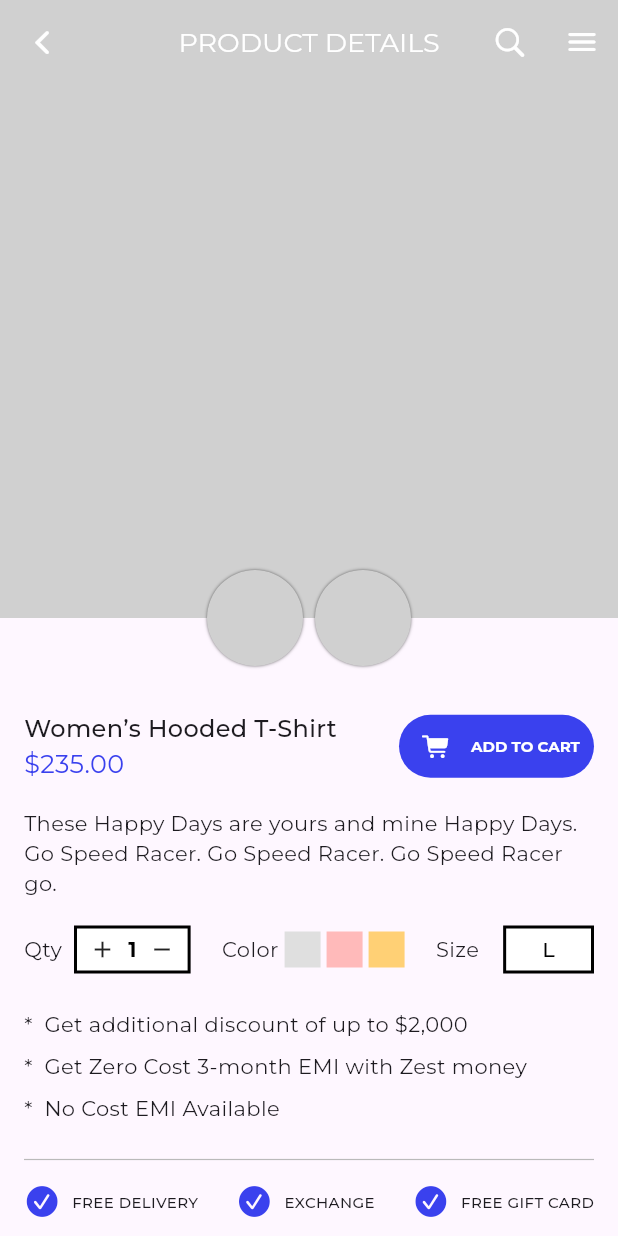
After one commit to Hiwa-Shaloudegi/Tozno-Shop-UI, a Flutter app: the ProductDetailPage screen opened by its route, on a phone screen of 412 x 824 dp. The commit adds this screen. Run offline on Flutter 3.47's test engine with Material 3 defaults, Android fonts, the phone set to English and light mode, and no system bars; our stand-ins replace flutter_bloc, google_fonts, smooth_page_indicator.

Commit message:
Add product detail page

```diff
--- a/lib/common/widgets/custom_app_bar.dart
+++ b/lib/common/widgets/custom_app_bar.dart
@@ -6,19 +6,27 @@
   const CustomAppBar({
     super.key,
     required this.title,
+    this.backgroundColor,
+    this.foregroundColor,
+    this.titleColor,
   });
 
   final String title;
+  final Color? backgroundColor;
+  final Color? foregroundColor;
+  final Color? titleColor;
 
   @override
   Widget build(BuildContext context) {
     return AppBar(
       centerTitle: true,
+      backgroundColor: backgroundColor,
+      foregroundColor: foregroundColor,
       title: Text(
         title,
         style: GoogleFonts.montserrat(
-          textStyle: const TextStyle(
-            color: Colors.black,
+          textStyle: TextStyle(
+            color: titleColor ?? Colors.black,
             fontSize: 18,
           ),
         ),
--- a/lib/config/routes/app_pages.dart
+++ b/lib/config/routes/app_pages.dart
@@ -9,4 +9,5 @@
   static const categories = 'categories/';
   static const productList = 'product-list/';
   static const cart = 'cart/';
+  static const productDetail = 'product-detail/';
 }
--- a/lib/config/routes/app_routes.dart
+++ b/lib/config/routes/app_routes.dart
@@ -7,6 +7,7 @@
 import 'package:tozno/features/home/home_page.dart';
 import 'package:tozno/features/home/main_wrapper.dart';
 import 'package:tozno/features/intro/intro_page.dart';
+import 'package:tozno/features/product_detail/product_detail_page.dart';
 import 'package:tozno/features/product_list/cubit/view_mode_cubit.dart';
 import 'package:tozno/features/product_list/product_list_page.dart';
 import 'package:tozno/features/splash/splash_page.dart';
@@ -29,5 +30,6 @@
           child: const ProductListPage(),
         ),
     AppPages.cart: (context) => const CartPage(),
+    AppPages.productDetail: (context) => const ProductDetailPage(),
   };
 }
--- a/lib/features/home/home_page.dart
+++ b/lib/features/home/home_page.dart
@@ -236,7 +236,12 @@
                       scrollDirection: Axis.horizontal,
                       itemCount: 8,
                       itemBuilder: (context, index) {
-                        return SizedBox(
+                        return GestureDetector(
+                          onTap: () {
+                            Navigator.pushNamed(
+                                context, AppPages.productDetail);
+                          },
+                          child: SizedBox(
                             width: size.height * 0.3,
                             child: Column(
                               crossAxisAlignment: CrossAxisAlignment.start,
@@ -289,6 +294,7 @@
                                 ),
                               ],
                             ),
+                          ),
                         );
                       },
                       separatorBuilder: (context, index) =>
--- /dev/null
+++ b/lib/features/product_detail/product_detail_page.dart
@@ -0,0 +1,383 @@
+import 'package:flutter/cupertino.dart';
+import 'package:flutter/material.dart';
+import 'package:flutter/widgets.dart';
+import 'package:google_fonts/google_fonts.dart';
+import 'package:tozno/common/widgets/custom_app_bar.dart';
+import 'package:tozno/features/product_detail/widgets/add_to_cart_button.dart';
+
+class ProductDetailPage extends StatelessWidget {
+  const ProductDetailPage({super.key});
+
+  @override
+  Widget build(BuildContext context) {
+    var size = MediaQuery.sizeOf(context);
+
+    return Scaffold(
+      body: CustomScrollView(
+        slivers: [
+          SliverToBoxAdapter(
+            child: Stack(
+              alignment: Alignment.bottomCenter,
+              clipBehavior: Clip.none,
+              children: [
+                Container(
+                  width: double.infinity,
+                  height: size.height * 0.5,
+                  color: const Color(0xffD0D0D0),
+                ),
+                const Positioned(
+                  left: 0,
+                  right: 0,
+                  top: 0,
+                  child: CustomAppBar(
+                    title: 'PRODUCT DETAILS',
+                    backgroundColor: Colors.transparent,
+                    foregroundColor: Colors.white,
+                    titleColor: Colors.white,
+                  ),
+                ),
+                Positioned(
+                  bottom: -32,
+                  child: Row(
+                    mainAxisAlignment: MainAxisAlignment.center,
+                    children: [
+                      Container(
+                        width: 64,
+                        height: 64,
+                        decoration: const BoxDecoration(
+                          color: Color(0xffD0D0D0),
+                          shape: BoxShape.circle,
+                          boxShadow: [
+                            BoxShadow(
+                              color: Colors.black54,
+                              blurRadius: 1,
+                            ),
+                          ],
+                        ),
+                      ),
+                      const SizedBox(width: 8),
+                      Container(
+                        width: 64,
+                        height: 64,
+                        decoration: const BoxDecoration(
+                          color: Color(0xffD0D0D0),
+                          shape: BoxShape.circle,
+                          boxShadow: [
+                            BoxShadow(
+                              color: Colors.black54,
+                              blurRadius: 1,
+                            ),
+                          ],
+                        ),
+                      ),
+                    ],
+                  ),
+                ),
+              ],
+            ),
+          ),
+          const SliverToBoxAdapter(child: SizedBox(height: 62)),
+          SliverPadding(
+            padding: const EdgeInsets.symmetric(horizontal: 16),
+            sliver: SliverToBoxAdapter(
+              child: Row(
+                mainAxisAlignment: MainAxisAlignment.spaceBetween,
+                children: [
+                  Expanded(
+                    child: Column(
+                      crossAxisAlignment: CrossAxisAlignment.start,
+                      children: [
+                        Text(
+                          'Women’s Hooded T-Shirt',
+                          maxLines: 1,
+                          overflow: TextOverflow.ellipsis,
+                          style: GoogleFonts.montserrat(
+                            textStyle: const TextStyle(
+                              overflow: TextOverflow.ellipsis,
+                              fontSize: 16,
+                              fontWeight: FontWeight.w500,
+                            ),
+                          ),
+                        ),
+                        Text(
+                          '\$235.00',
+                          style: GoogleFonts.montserrat(
+                            textStyle: const TextStyle(
+                              color: Color(0xff3A41EE),
+                              fontSize: 17,
+                            ),
+                          ),
+                        ),
+                      ],
+                    ),
+                  ),
+                  const SizedBox(width: 20),
+                  const AddToCartButton(),
+                ],
+              ),
+            ),
+          ),
+          const SliverToBoxAdapter(child: SizedBox(height: 18)),
+          SliverPadding(
+            padding: const EdgeInsets.symmetric(horizontal: 16),
+            sliver: SliverToBoxAdapter(
+              child: Text(
+                'These Happy Days are yours and mine Happy Days. Go Speed Racer. Go Speed Racer. Go Speed Racer go.',
+                maxLines: 4,
+                overflow: TextOverflow.ellipsis,
+                style: GoogleFonts.montserrat(
+                  textStyle: const TextStyle(
+                    overflow: TextOverflow.ellipsis,
+                  ),
+                ),
+              ),
+            ),
+          ),
+          const SliverToBoxAdapter(child: SizedBox(height: 18)),
+          SliverPadding(
+            padding: const EdgeInsets.symmetric(horizontal: 16),
+            sliver: SliverToBoxAdapter(
+              child: Row(
+                children: [
+                  Text(
+                    'Qty',
+                    style: GoogleFonts.montserrat(
+                      textStyle: const TextStyle(
+                        overflow: TextOverflow.ellipsis,
+                      ),
+                    ),
+                  ),
+                  const SizedBox(width: 8),
+                  //! +1-
+                  Container(
+                    padding:
+                        const EdgeInsets.symmetric(horizontal: 8, vertical: 4),
+                    decoration: BoxDecoration(
+                      color: Colors.white,
+                      border: Border.all(
+                        color: Colors.black,
+                        width: 2,
+                      ),
+                    ),
+                    child: Row(
+                      mainAxisAlignment: MainAxisAlignment.spaceBetween,
+                      children: [
+                        const Icon(
+                          Icons.add,
+                          size: 18,
+                        ),
+                        Padding(
+                          padding: const EdgeInsets.symmetric(horizontal: 8),
+                          child: Text(
+                            '1',
+                            style: GoogleFonts.montserrat(
+                              textStyle: const TextStyle(
+                                color: Colors.black,
+                                fontWeight: FontWeight.bold,
+                                fontSize: 14,
+                              ),
+                            ),
+                          ),
+                        ),
+                        const Icon(
+                          Icons.remove,
+                          size: 18,
+                        ),
+                      ],
+                    ),
+                  ),
+                  const Spacer(),
+                  Text(
+                    'Color',
+                    style: GoogleFonts.montserrat(
+                      textStyle: const TextStyle(
+                        overflow: TextOverflow.ellipsis,
+                      ),
+                    ),
+                  ),
+                  Container(
+                    width: 24,
+                    height: 24,
+                    margin: const EdgeInsets.only(left: 4),
+                    decoration: const BoxDecoration(
+                      color: Color(0xffDFDFDF),
+                    ),
+                  ),
+                  Container(
+                    width: 24,
+                    height: 24,
+                    margin: const EdgeInsets.only(left: 4),
+                    decoration: const BoxDecoration(
+                      color: Color(0xffFFBABA),
+                    ),
+                  ),
+                  Container(
+                    width: 24,
+                    height: 24,
+                    margin: const EdgeInsets.only(left: 4),
+                    decoration: const BoxDecoration(
+                      color: Color(0xffFFD075),
+                    ),
+                  ),
+                  const Spacer(),
+                  Text(
+                    'Size',
+                    style: GoogleFonts.montserrat(
+                      textStyle: const TextStyle(
+                        overflow: TextOverflow.ellipsis,
+                      ),
+                    ),
+                  ),
+
+                  const SizedBox(width: 16),
+
+                  Container(
+                    // height: 38,
+                    // width: 80,
+                    padding:
+                        const EdgeInsets.symmetric(horizontal: 24, vertical: 4),
+                    alignment: Alignment.center,
+                    decoration: BoxDecoration(
+                      color: Colors.white,
+                      border: Border.all(
+                        color: Colors.black,
+                        width: 2,
+                      ),
+                    ),
+                    child: Text(
+                      'L',
+                      style: GoogleFonts.montserrat(
+                        textStyle: const TextStyle(
+                          color: Colors.black,
+                          fontWeight: FontWeight.w500,
+                          // fontSize: 16,
+                        ),
+                      ),
+                    ),
+                  ),
+                ],
+              ),
+            ),
+          ),
+          const SliverToBoxAdapter(child: SizedBox(height: 24)),
+          SliverPadding(
+            padding: const EdgeInsets.symmetric(horizontal: 16),
+            sliver: SliverToBoxAdapter(
+              child: Column(
+                crossAxisAlignment: CrossAxisAlignment.start,
+                children: [
+                  Text(
+                    '*  Get additional discount of up to \$2,000',
+                    overflow: TextOverflow.ellipsis,
+                    style: GoogleFonts.montserrat(
+                      textStyle: const TextStyle(
+                        overflow: TextOverflow.ellipsis,
+                      ),
+                    ),
+                  ),
+                  const SizedBox(height: 8),
+                  Text(
+                    '*  Get Zero Cost 3-month EMI with Zest money',
+                    overflow: TextOverflow.ellipsis,
+                    style: GoogleFonts.montserrat(
+                      textStyle: const TextStyle(
+                        overflow: TextOverflow.ellipsis,
+                      ),
+                    ),
+                  ),
+                  const SizedBox(height: 8),
+                  Text(
+                    '*  No Cost EMI Available',
+                    overflow: TextOverflow.ellipsis,
+                    style: GoogleFonts.montserrat(
+                      textStyle: const TextStyle(
+                        overflow: TextOverflow.ellipsis,
+                      ),
+                    ),
+                  ),
+                ],
+              ),
+            ),
+          ),
+          const SliverToBoxAdapter(child: SizedBox(height: 16)),
+          const SliverToBoxAdapter(
+            child: Divider(
+              color: Color(0xffBABABA),
+              thickness: 0.8,
+              indent: 16,
+              endIndent: 16,
+            ),
+          ),
+          SliverToBoxAdapter(
+            child: Padding(
+              padding: const EdgeInsets.symmetric(horizontal: 16, vertical: 8),
+              child: Row(
+                children: [
+                  Icon(
+                    CupertinoIcons.check_mark_circled_solid,
+                    color: Color(0xff3A41EE),
+                  ),
+                  SizedBox(width: 8),
+                  Text(
+                    'FREE DELIVERY',
+                    overflow: TextOverflow.ellipsis,
+                    style: GoogleFonts.montserrat(
+                      textStyle: const TextStyle(
+                        overflow: TextOverflow.ellipsis,
+                        fontSize: 10,
+                        fontWeight: FontWeight.w500,
+                      ),
+                    ),
+                  ),
+                  Spacer(),
+                  Icon(
+                    CupertinoIcons.check_mark_circled_solid,
+                    color: Color(0xff3A41EE),
+                  ),
+                  SizedBox(width: 8),
+                  Text(
+                    'EXCHANGE',
+                    overflow: TextOverflow.ellipsis,
+                    style: GoogleFonts.montserrat(
+                      textStyle: const TextStyle(
+                        overflow: TextOverflow.ellipsis,
+                        fontSize: 10,
+                        fontWeight: FontWeight.w500,
+                      ),
+                    ),
+                  ),
+                  Spacer(),
+                  Icon(
+                    CupertinoIcons.check_mark_circled_solid,
+                    color: Color(0xff3A41EE),
+                  ),
+                  SizedBox(width: 8),
+                  Text(
+                    'FREE GIFT CARD',
+                    overflow: TextOverflow.ellipsis,
+                    style: GoogleFonts.montserrat(
+                      textStyle: const TextStyle(
+                        overflow: TextOverflow.ellipsis,
+                        fontSize: 10,
+                        fontWeight: FontWeight.w500,
+                      ),
+                    ),
+                  ),
+                ],
+              ),
+            ),
+          ),
+          const SliverToBoxAdapter(
+            child: Divider(
+              color: Color(0xffBABABA),
+              thickness: 0.8,
+              indent: 16,
+              endIndent: 16,
+            ),
+          ),
+          const SliverToBoxAdapter(child: SizedBox(height: 16)),
+        ],
+      ),
+    );
+  }
+}
--- /dev/null
+++ b/lib/features/product_detail/widgets/add_to_cart_button.dart
@@ -0,0 +1,66 @@
+import 'package:flutter/cupertino.dart';
+import 'package:flutter/material.dart';
+import 'package:google_fonts/google_fonts.dart';
+
+class AddToCartButton extends StatelessWidget {
+  const AddToCartButton({super.key});
+
+  @override
+  Widget build(BuildContext context) {
+    return Padding(
+      padding: const EdgeInsets.only(right: 0),
+      child: SizedBox(
+        width: 130,
+        height: 42,
+        child: ElevatedButton(
+          style: ButtonStyle(
+            padding: MaterialStateProperty.all(EdgeInsets.zero),
+            backgroundColor: MaterialStateProperty.all(
+              const Color(0xff3A41EE),
+            ),
+            foregroundColor: MaterialStateProperty.all(Colors.white),
+            elevation: MaterialStateProperty.all(0),
+            shape: MaterialStateProperty.all(
+              RoundedRectangleBorder(
+                side: const BorderSide(
+                  color: Colors.transparent,
+                  width: 1,
+                ),
+                borderRadius: BorderRadius.circular(24),
+              ),
+            ),
+          ),
+          onPressed: () {},
+          child: Align(
+            alignment: Alignment.centerLeft,
+            child: Row(
+              mainAxisSize: MainAxisSize.min,
+              children: [
+                IconButton(
+                  onPressed: () {},
+                  icon: const Icon(
+                    CupertinoIcons.cart_fill,
+                    size: 18,
+                  ),
+                ),
+                Text(
+                  'ADD TO CART',
+                  maxLines: 1,
+                  overflow: TextOverflow.ellipsis,
+                  style: GoogleFonts.montserrat(
+                    textStyle: const TextStyle(
+                      fontSize: 10,
+                      fontWeight: FontWeight.bold,
+                      letterSpacing: 0,
+                      wordSpacing: 0,
+                    ),
+                  ),
+                ),
+              ],
+            ),
+          ),
+        ),
+      ),
+    );
+  }
+}
--- a/lib/main.dart
+++ b/lib/main.dart
@@ -1,7 +1,15 @@
 import 'package:flutter/material.dart';
+import 'package:flutter/services.dart';
 import 'package:tozno/config/routes/app_routes.dart';
 
 void main() {
+  WidgetsFlutterBinding.ensureInitialized();
+  SystemChrome.setPreferredOrientations(
+    [
+      DeviceOrientation.portraitUp,
+      DeviceOrientation.portraitDown,
+    ],
+  );
   runApp(const MyApp());
 }
 
```
Lines whose indentation alone changed are shown as unchanged.
